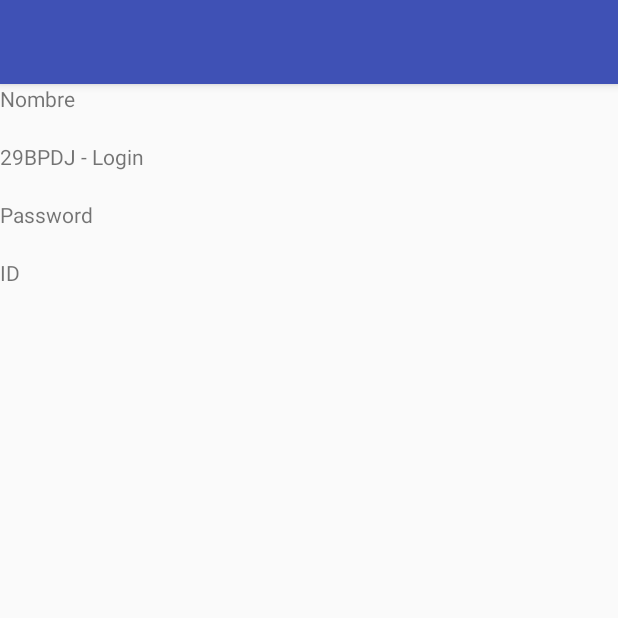
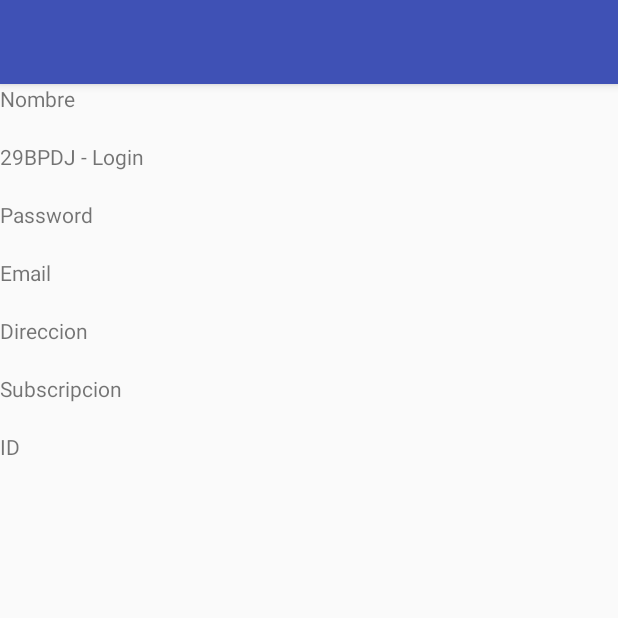
Before and after one commit to Daleier/Proyecto1EvaMobiles, an Android app: the BusquedaComponentes screen opened directly, with no data from a screen before it, on a phone screen of 412 x 824 dp, the top half of it. Run offline under Robolectric (Android 15) with nearby library versions, the phone set to English and light mode, and no system bars; 9 statements that could not run were skipped.

Commit message:
Añadido campos email, direccion y subscripcion a los usuarios.

```diff
--- a/app/src/main/java/com/example/dam203/proyecto1eva/BusquedaComponentes.java
+++ b/app/src/main/java/com/example/dam203/proyecto1eva/BusquedaComponentes.java
@@ -13,6 +13,9 @@ public class BusquedaComponentes extends AppCompatActivity {
     TextView nombre;
     TextView login;
     TextView password;
+    TextView email;
+    TextView direccion;
+    TextView subscripcion;
     TextView usr_id;
 
     @Override
@@ -31,6 +34,9 @@ public class BusquedaComponentes extends AppCompatActivity {
         nombre = findViewById (R.id.nombre);
         login = findViewById(R.id.login);
         password = findViewById(R.id.password);
+        email = findViewById(R.id.email);
+        direccion = findViewById(R.id.direccion);
+        subscripcion = findViewById(R.id.subscripcion);
         usr_id = findViewById(R.id.user_id);
     }
 
@@ -38,7 +44,9 @@ public class BusquedaComponentes extends AppCompatActivity {
         nombre.setText(intent.getExtras().getString(MainActivity.NOMBRE));
         login.setText(intent.getExtras().getString(MainActivity.LOGIN));
         password.setText(intent.getExtras().getString(MainActivity.PASSWORD));
+        email.setText((intent.getExtras().getString(MainActivity.EMAIL)));
+        direccion.setText((intent.getExtras().getString(MainActivity.DIRECCION)));
+        subscripcion.setText((intent.getExtras().getString(MainActivity.SUBSCRIPCION)));
         usr_id.setText((intent.getExtras().getString(MainActivity.ID)));
-
     }
 }
--- a/app/src/main/res/layout/activity_buscar_componentes.xml
+++ b/app/src/main/res/layout/activity_buscar_componentes.xml
@@ -41,14 +41,49 @@
     <TextView
         android:layout_width="wrap_content"
         android:layout_height="wrap_content"
-        android:id="@+id/view_id"
-        android:text="@string/id"
+        android:id="@+id/view_email"
+        android:text="@string/email"
         android:layout_below="@id/password"/>
     <TextView
         android:layout_width="match_parent"
         android:layout_height="wrap_content"
-        android:id="@+id/user_id"
+        android:id="@+id/email"
+        android:layout_below="@id/view_email"/>
+
+    <TextView
+        android:layout_width="wrap_content"
+        android:layout_height="wrap_content"
+        android:id="@+id/view_direccion"
+        android:text="@string/direccion"
+        android:layout_below="@id/email"/>
+    <TextView
+        android:layout_width="match_parent"
+        android:layout_height="wrap_content"
+        android:id="@+id/direccion"
+        android:layout_below="@id/view_direccion"/>
+
+    <TextView
+        android:layout_width="wrap_content"
+        android:layout_height="wrap_content"
+        android:id="@+id/view_subscripcion"
+        android:text="@string/subscripcion"
+        android:layout_below="@id/direccion"/>
+    <TextView
+        android:layout_width="match_parent"
+        android:layout_height="wrap_content"
+        android:id="@+id/subscripcion"
+        android:layout_below="@id/view_subscripcion"/>
+
+    <TextView
+        android:layout_width="wrap_content"
+        android:layout_height="wrap_content"
+        android:id="@+id/view_id"
+        android:text="@string/id"
+        android:layout_below="@id/subscripcion"/>
+    <TextView
+        android:layout_width="match_parent"
+        android:layout_height="wrap_content"
+        android:id="@+id/usr_id"
         android:layout_below="@id/view_id"/>
 
-
 </RelativeLayout>
--- a/app/src/main/res/values/strings.xml
+++ b/app/src/main/res/values/strings.xml
@@ -16,6 +16,11 @@
     <string name="id">ID</string>
     <string name="crear_cuenta">Crear Nueva Cuenta</string>
     <string name="registrar">Registrar</string>
+    <string name="titulo_crear_usuario">Registar</string>
+    <string name="email">Email</string>
+    <string name="direccion">Direccion</string>
+    <string name="subscripcion">Subscripcion</string>
+    <string name="subscripcion_novedades">Deseo registrarme al boletin de novedades.</string>
 
 
 </resources>
```
Also changed, not shown: app/src/main/java/com/example/dam203/proyecto1eva/MainActivity.java (+18 -4 lines), app/src/main/java/com/example/dam203/proyecto1eva/NuevoUsuario.java (+13 -1 lines), app/src/main/java/com/example/dam203/proyecto1eva/Usuario.java (+30 -2 lines), app/src/main/java/com/example/dam203/proyecto1eva/UsuarioDAOSQLite.java (+10 -4 lines), app/src/main/res/layout/activity_nuevo_usuario.xml (+26 -2 lines), app/src/main/assets/appcomponentes.db.
